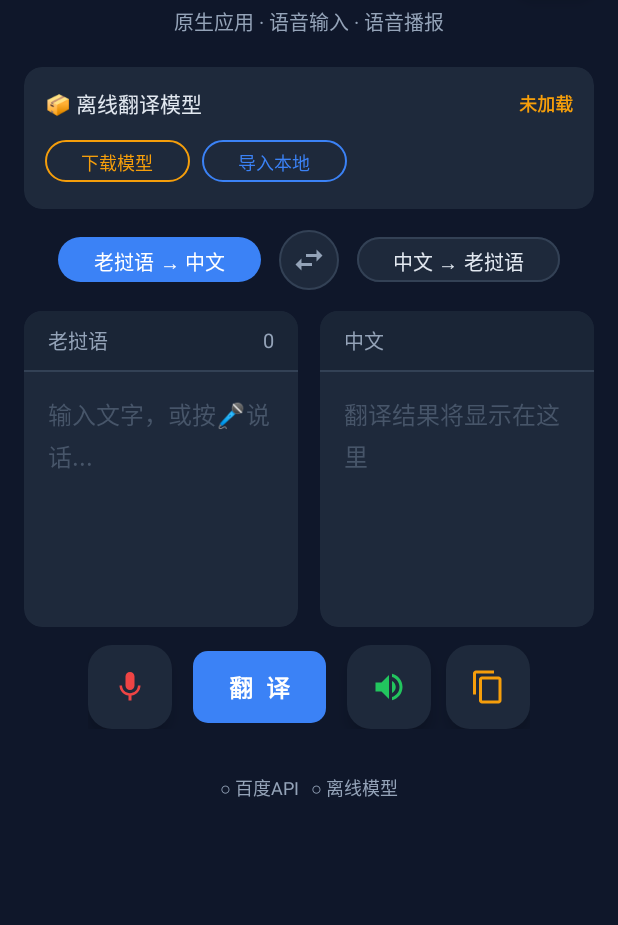
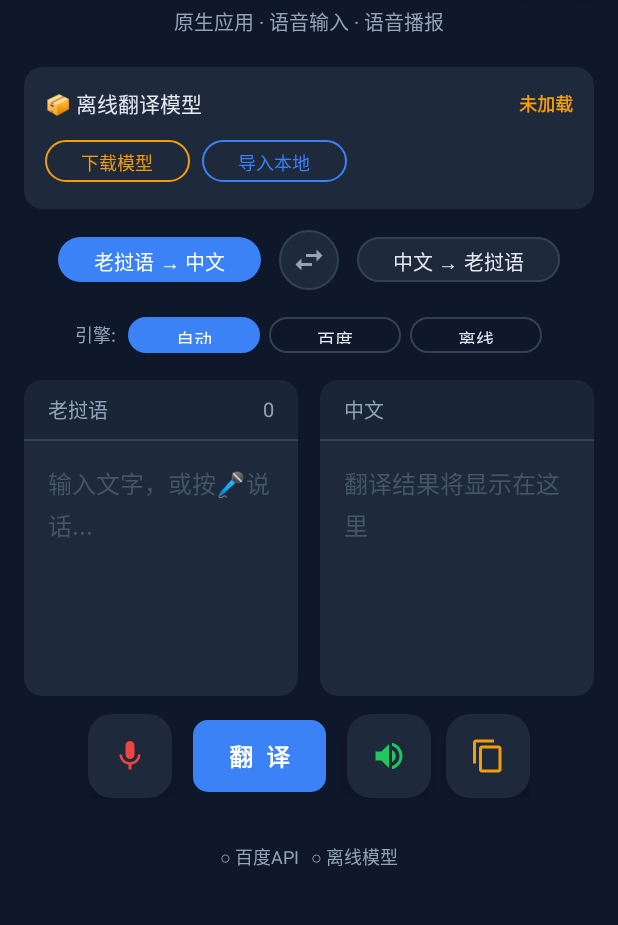
Before and after one commit to guocheng1378/translator-apk, an Android app: the screen it shows after launch (MainActivity), on a phone screen of 412 x 824 dp, the part 109-1034 px from its top. Run offline under Robolectric (Android 15) with nearby library versions, the light colour scheme and no system bars; libraries missing offline, so code that uses them is left out: ai.onnxruntime.

Commit message:
feat: 添加翻译引擎选择器 - 自动/百度/离线 三种模式

```diff
--- a/app/src/main/res/layout/activity_main.xml
+++ b/app/src/main/res/layout/activity_main.xml
@@ -184,6 +184,57 @@
                     android:text="中文 → 老挝语"
                     android:textSize="13sp"
                     app:cornerRadius="20dp"
+                    app:strokeColor="@color/border"
+                    android:textColor="@color/text_primary" />
+            </LinearLayout>
+
+            <!-- Engine Selector -->
+            <LinearLayout
+                android:layout_width="wrap_content"
+                android:layout_height="wrap_content"
+                android:orientation="horizontal"
+                android:gravity="center_vertical"
+                android:layout_marginBottom="14dp">
+
+                <TextView
+                    android:layout_width="wrap_content"
+                    android:layout_height="wrap_content"
+                    android:text="引擎:"
+                    android:textSize="12sp"
+                    android:textColor="@color/text_dim"
+                    android:layout_marginEnd="8dp" />
+
+                <com.google.android.material.button.MaterialButton
+                    android:id="@+id/btnEngineAuto"
+                    style="@style/Widget.Material3.Button"
+                    android:layout_width="wrap_content"
+                    android:layout_height="32dp"
+                    android:text="自动"
+                    android:textSize="12sp"
+                    app:cornerRadius="16dp"
+                    app:backgroundTint="@color/blue"
+                    android:layout_marginEnd="6dp" />
+
+                <com.google.android.material.button.MaterialButton
+                    android:id="@+id/btnEngineBaidu"
+                    style="@style/Widget.Material3.Button.OutlinedButton"
+                    android:layout_width="wrap_content"
+                    android:layout_height="32dp"
+                    android:text="百度"
+                    android:textSize="12sp"
+                    app:cornerRadius="16dp"
+                    app:strokeColor="@color/border"
+                    android:textColor="@color/text_primary"
+                    android:layout_marginEnd="6dp" />
+
+                <com.google.android.material.button.MaterialButton
+                    android:id="@+id/btnEngineOffline"
+                    style="@style/Widget.Material3.Button.OutlinedButton"
+                    android:layout_width="wrap_content"
+                    android:layout_height="32dp"
+                    android:text="离线"
+                    android:textSize="12sp"
+                    app:cornerRadius="16dp"
                     app:strokeColor="@color/border"
                     android:textColor="@color/text_primary" />
             </LinearLayout>
```
Also changed, not shown: app/src/main/java/com/laotranslate/translator/MainActivity.java (+57 -6 lines).
